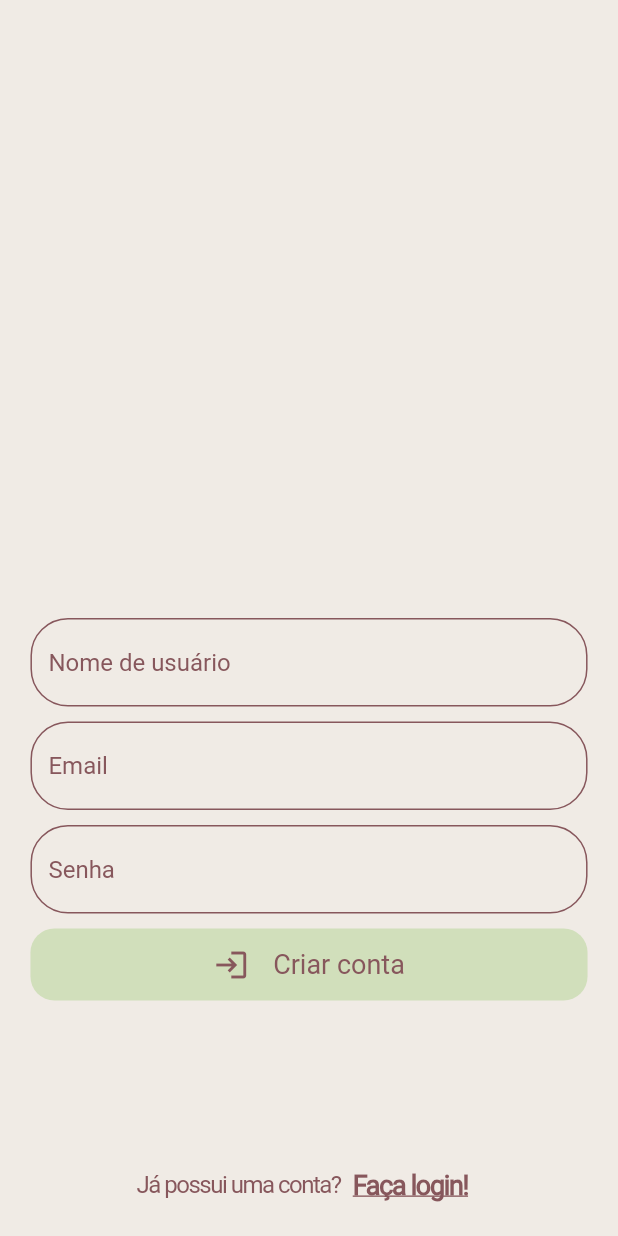
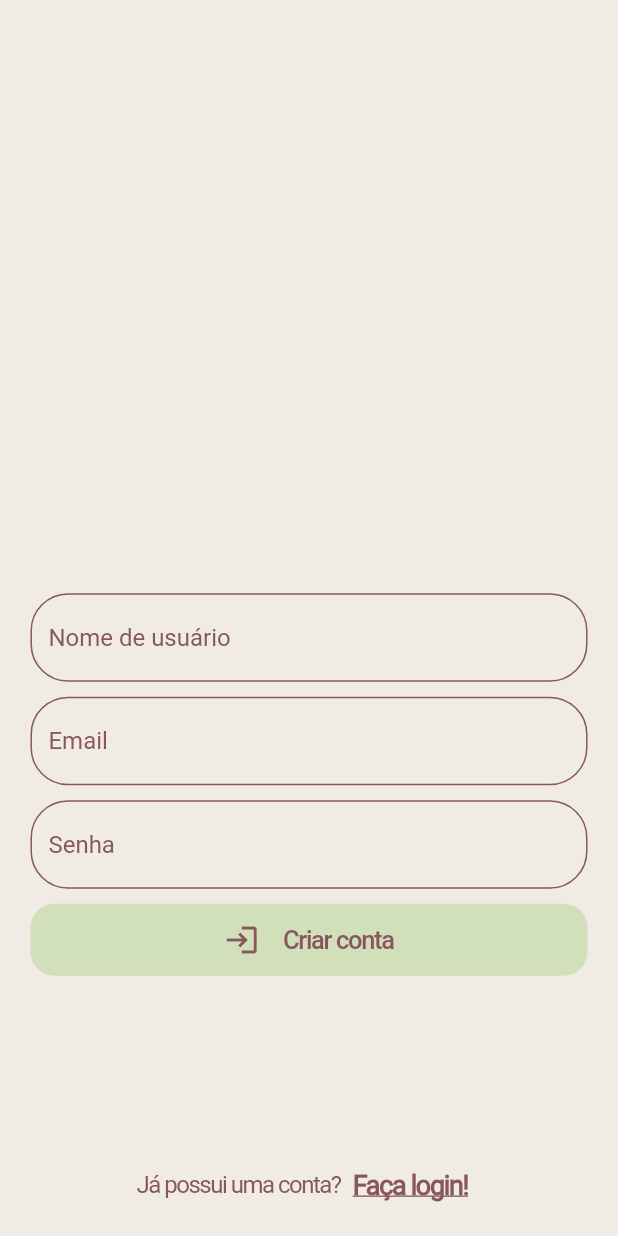
Before and after one commit to e-medeiros1/exclusive_diary, a Flutter app: the screen it shows after launch, after a tap on "Cadastre-se!", on a phone screen of 412 x 824 dp. Run offline on Flutter 3.47's test engine with Material 2 defaults, Android fonts, the phone set to English and light mode, and no system bars; our stand-ins replace cloud_firestore, firebase_auth, firebase_core, flutter_svg, get, google_sign_in; accounts and stored records are empty.

Commit message:
Color scheme refactor

```diff
--- a/lib/app/core/components/line_separator.dart
+++ b/lib/app/core/components/line_separator.dart
@@ -12,7 +12,7 @@ class LineSeparator extends StatelessWidget {
         children: [
           Container(
             height: 1,
-            width: MediaQuery.of(context).size.width * .38,
+            width: MediaQuery.of(context).size.width * .35,
             color: Colors.grey[500],
           ),
           const SizedBox(height: 2),
@@ -23,7 +23,7 @@ class LineSeparator extends StatelessWidget {
           ),
           Container(
             height: 1,
-            width: MediaQuery.of(context).size.width * .38,
+            width: MediaQuery.of(context).size.width * .35,
             color: Colors.grey[500],
           ),
         ],
--- /dev/null
+++ b/lib/app/core/theme/app_style.dart
@@ -0,0 +1,39 @@
+import 'package:flutter/material.dart';
+
+class AppStyle {
+  static const backgroundColor = Color(0xFFF0EBE5);
+  static const primaryColor = Color(0xFF87575C);
+  static const secondaryColor = Color(0xFFD1DFBB);
+
+  static List<Color> notesColor = [
+    Colors.red.shade100,
+    Colors.blue.shade100,
+    Colors.green.shade100,
+    Colors.pink.shade100,
+    Colors.yellow.shade100,
+    Colors.blueGrey.shade100,
+    Colors.orange.shade100,
+  ];
+
+  static AppBarTheme themeAppBar = AppBarTheme(
+    elevation: 0,
+    backgroundColor: backgroundColor,
+    iconTheme: const IconThemeData(color: primaryColor),
+    titleTextStyle: mainText.copyWith(fontSize: 20),
+  );
+
+  static TextStyle regularText = const TextStyle(
+    color: primaryColor,
+    fontFamily: 'Roboto',
+    fontSize: 17,
+    letterSpacing: -.9,
+  );
+
+  static TextStyle mainText = const TextStyle(
+    color: primaryColor,
+    fontFamily: 'Roboto',
+    fontSize: 18,
+    fontWeight: FontWeight.bold,
+    letterSpacing: -.9,
+  );
+}
--- a/lib/app/pages/login/email/controller/login_with_email_controller.dart
+++ b/lib/app/pages/login/email/controller/login_with_email_controller.dart
@@ -11,11 +11,8 @@ class LoginWithEmailController extends GetxController {
   final FirebaseAuth instance = FirebaseAuth.instance;
   late final Rx<User?> user;
 
-  Future<void> loginWithEmailAndPassword({
-    required String emailAddress,
-    required String password,
-    required BuildContext context,
-  }) async {
+  Future<void> loginWithEmailAndPassword(
+      {required String emailAddress, required String password}) async {
     try {
       instance.signInWithEmailAndPassword(
           email: emailAddress, password: password);
@@ -37,7 +34,6 @@ class LoginWithEmailController extends GetxController {
     required String username,
     required String emailAddress,
     required String password,
-    required BuildContext context,
   }) async {
     try {
       await FirebaseAuth.instance.createUserWithEmailAndPassword(
--- a/lib/app/pages/login/google/controller/login_with_google_controller.dart
+++ b/lib/app/pages/login/google/controller/login_with_google_controller.dart
@@ -16,7 +16,7 @@ class LoginWithGoogleController {
   late Rx<GoogleSignInAccount?> googleSignInAccount;
   late Rx<User?> user;
 
-  signInWithGoogle({required BuildContext context}) async {
+  signInWithGoogle() async {
     if (kIsWeb) {
       GoogleAuthProvider authProvider = GoogleAuthProvider();
 
--- a/lib/app/pages/login/google/widgets/custom_elevatedbutton.dart
+++ b/lib/app/pages/login/google/widgets/custom_elevatedbutton.dart
@@ -1,4 +1,5 @@
 // ignore_for_file: public_member_api_docs, sort_constructors_first
+import 'package:exclusive_diary/app/core/theme/app_style.dart';
 import 'package:flutter/material.dart';
 
 class CustomElevatedButton extends StatelessWidget {
@@ -18,7 +19,7 @@ class CustomElevatedButton extends StatelessWidget {
           const EdgeInsets.symmetric(vertical: 4),
         ),
         elevation: MaterialStateProperty.all(0),
-        backgroundColor: MaterialStateProperty.all(const Color(0xFFD1DFBB)),
+        backgroundColor: MaterialStateProperty.all(AppStyle.secondaryColor),
         shape: MaterialStateProperty.all(
             RoundedRectangleBorder(borderRadius: BorderRadius.circular(16))),
       ),
@@ -33,8 +34,7 @@ class CustomElevatedButton extends StatelessWidget {
           const SizedBox(width: 16),
           Padding(
             padding: const EdgeInsets.symmetric(vertical: 8),
-            child: Text(text,
-                style: const TextStyle(color: Color(0xFF87575C), fontSize: 18)),
+            child: Text(text, style: AppStyle.regularText),
           ),
         ],
       ),
--- a/lib/app/pages/login/register/register_screen.dart
+++ b/lib/app/pages/login/register/register_screen.dart
@@ -1,5 +1,6 @@
 // ignore_for_file: no_leading_underscores_for_local_identifiers
 
+import 'package:exclusive_diary/app/core/theme/app_style.dart';
 import 'package:exclusive_diary/app/pages/login/email/controller/login_with_email_controller.dart';
 import 'package:flutter/material.dart';
 import 'package:get/get.dart';
@@ -28,6 +29,7 @@ class _RegisterScreenState extends State<RegisterScreen> {
     return GestureDetector(
       onTap: () => FocusManager.instance.primaryFocus?.unfocus(),
       child: Scaffold(
+          backgroundColor: AppStyle.backgroundColor,
           body: Form(
             key: _formkey,
             child: SingleChildScrollView(
@@ -35,11 +37,11 @@ class _RegisterScreenState extends State<RegisterScreen> {
                 mainAxisAlignment: MainAxisAlignment.center,
                 children: [
                   SizedBox(
-                height: MediaQuery.of(context).size.height * .5,
+                    height: MediaQuery.of(context).size.height * .48,
                     width: MediaQuery.of(context).size.width,
                   ),
                   SizedBox(
-                height: MediaQuery.of(context).size.height * .5,
+                    height: MediaQuery.of(context).size.height * .52,
                     width: MediaQuery.of(context).size.width * .95,
                     child: Column(
                       children: [
@@ -85,16 +87,21 @@ class _RegisterScreenState extends State<RegisterScreen> {
                         Padding(
                           padding: const EdgeInsets.symmetric(horizontal: 10),
                           child: CustomElevatedButton(
-                          image:
-                              const Icon(Icons.login, color: Color(0xFF87575C)),
+                              image: const Icon(Icons.login,
+                                  color: AppStyle.primaryColor),
                               text: 'Criar conta',
                               onPressed: () {
+                                const CircularProgressIndicator(
+                                  valueColor: AlwaysStoppedAnimation<Color>(
+                                      AppStyle.primaryColor),
+                                  backgroundColor: AppStyle.backgroundColor,
+                                );
                                 if (_formkey.currentState!.validate()) {
                                   loginWithEmailInstance.createAccount(
                                     username: usernameController.text.trim(),
                                     emailAddress: emailController.text.trim(),
                                     password: passwordController.text.trim(),
-                                  context: context);
+                                  );
                                 }
                               }),
                         ),
@@ -109,12 +116,12 @@ class _RegisterScreenState extends State<RegisterScreen> {
                                   style: TextStyle(
                                       fontSize: 16,
                                       letterSpacing: -1,
-                                  color: Color(0xFF87575C)),
+                                      color: AppStyle.primaryColor),
                                 ),
                                 TextButton(
                                     style: ButtonStyle(
                                         overlayColor: MaterialStateProperty.all(
-                                        const Color(0xFF87575C))),
+                                            AppStyle.primaryColor)),
                                     onPressed: () =>
                                         Get.to(() => const LoginScreen()),
                                     child: const Text(
@@ -124,7 +131,7 @@ class _RegisterScreenState extends State<RegisterScreen> {
                                         letterSpacing: -.9,
                                         fontWeight: FontWeight.bold,
                                         decoration: TextDecoration.underline,
-                                    color: Color(0xFF87575C),
+                                        color: AppStyle.primaryColor,
                                       ),
                                     )),
                               ]),
```
Lines whose indentation alone changed are shown as unchanged.
